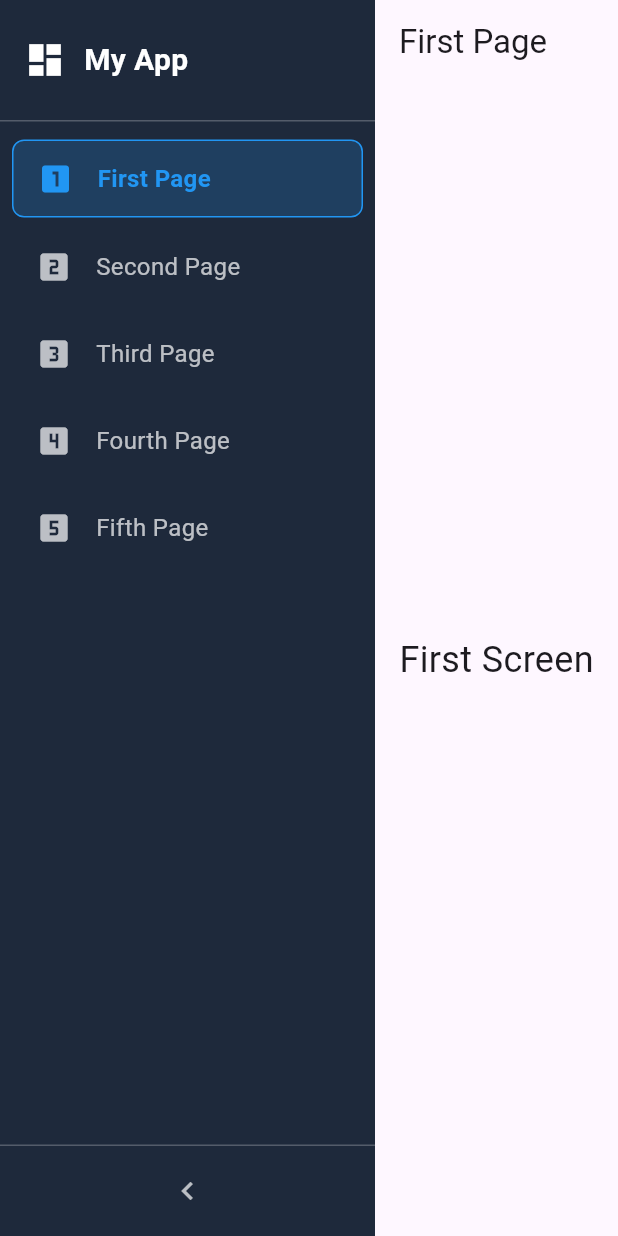
After one commit to UthSoftware/NewSalesPOS, a Flutter app: the MainNavigationPage screen opened directly, on a phone screen of 412 x 824 dp. The commit adds this screen. Run offline on Flutter 3.47's test engine with Material 3 defaults, Android fonts, the phone set to English and light mode, and no system bars; our stand-ins replace fl_chart, flutter_svg, get, google_fonts, overlay_support; network calls fail.

Commit message:
faris-21-11-2025-navbar-
faris-21-11-2025-navbar-

```diff
--- a/lib/screens/dashboard/sales_widgets/sales_custom_table.dart
+++ b/lib/screens/dashboard/sales_widgets/sales_custom_table.dart
@@ -47,7 +47,6 @@ class _CustomTableWidgetState extends State<CustomTableWidget> {
     final headerFontSize = isMobile ? 11.0 : 13.0;
     final rowFontSize = isMobile ? 10.0 : 12.0;
     final iconSize = isMobile ? 14.0 : 16.0;
-    debugPrint("table data : ${widget.data}");
 
     return Container(
       decoration: BoxDecoration(
--- /dev/null
+++ b/lib/widgets/nav.dart
@@ -0,0 +1,241 @@
+// ignore_for_file: deprecated_member_use
+
+import 'package:flutter/material.dart';
+import 'package:get/get.dart';
+
+// Step 1: Navigation Controller - Manages which page is active
+class NavigationController extends GetxController {
+  var currentIndex = 0.obs; // Observable variable for current page index
+  var isExpanded = true.obs; // Observable variable for sidebar expanded/collapsed
+
+  void changePage(int index) {
+    currentIndex.value = index;
+  }
+
+  void toggleSidebar() {
+    isExpanded.value = !isExpanded.value;
+  }
+}
+
+// Step 2: Main Navigation Page - Contains sidebar + content area
+class MainNavigationPage extends StatelessWidget {
+  MainNavigationPage({super.key});
+
+  final NavigationController navController = Get.put(NavigationController());
+
+  // List of all your pages
+  final List<Widget> pages = [
+    FirstScaffold(),
+    SecoundScaffold(),
+    ThirdScaffold(),
+    FourthScaffold(),
+    FifthScaffold(),
+  ];
+
+  @override
+  Widget build(BuildContext context) {
+    return Scaffold(
+      body: Row(
+        children: [
+          // LEFT SIDEBAR - Navigation Menu
+          Obx(
+            () => AnimatedContainer(
+              duration: Duration(milliseconds: 200),
+              width: navController.isExpanded.value ? 250 : 70,
+              color: Color(0xFF1e293b),
+              child: Column(
+                children: [
+                  // Header Section
+                  Container(
+                    height: 80,
+                    padding: EdgeInsets.all(16),
+                    child: Row(
+                      children: [
+                        Icon(Icons.dashboard, color: Colors.white, size: 28),
+                        if (navController.isExpanded.value) ...[
+                          SizedBox(width: 12),
+                          Expanded(
+                            child: Text(
+                              'My App',
+                              style: TextStyle(
+                                color: Colors.white,
+                                fontSize: 20,
+                                fontWeight: FontWeight.bold,
+                              ),
+                            ),
+                          ),
+                        ],
+                      ],
+                    ),
+                  ),
+                  Divider(color: Colors.white24, height: 1),
+
+                  // Navigation Menu Items
+                  Expanded(
+                    child: ListView(
+                      padding: EdgeInsets.symmetric(vertical: 8),
+                      children: [
+                        _buildNavItem(icon: Icons.looks_one, label: 'First Page', index: 0),
+                        _buildNavItem(icon: Icons.looks_two, label: 'Second Page', index: 1),
+                        _buildNavItem(icon: Icons.looks_3, label: 'Third Page', index: 2),
+                        _buildNavItem(icon: Icons.looks_4, label: 'Fourth Page', index: 3),
+                        _buildNavItem(icon: Icons.looks_5, label: 'Fifth Page', index: 4),
+                      ],
+                    ),
+                  ),
+
+                  // Toggle Sidebar Button
+                  Divider(color: Colors.white24, height: 1),
+                  InkWell(
+                    onTap: navController.toggleSidebar,
+                    child: SizedBox(
+                      height: 60,
+                      child: Row(
+                        mainAxisAlignment: MainAxisAlignment.center,
+                        children: [
+                          Icon(
+                            navController.isExpanded.value
+                                ? Icons.chevron_left
+                                : Icons.chevron_right,
+                            color: Colors.white70,
+                          ),
+                        ],
+                      ),
+                    ),
+                  ),
+                ],
+              ),
+            ),
+          ),
+
+          // RIGHT SIDE - Main Content Area (Your Pages)
+          Expanded(child: Obx(() => pages[navController.currentIndex.value])),
+        ],
+      ),
+    );
+  }
+
+  // Helper method to build each navigation item
+  Widget _buildNavItem({required IconData icon, required String label, required int index}) {
+    return Obx(() {
+      final isSelected = navController.currentIndex.value == index;
+      final isExpanded = navController.isExpanded.value;
+
+      return Container(
+        margin: EdgeInsets.symmetric(horizontal: 8, vertical: 4),
+        decoration: BoxDecoration(
+          color: isSelected ? Colors.blue.withOpacity(0.2) : Colors.transparent,
+          borderRadius: BorderRadius.circular(8),
+          border: isSelected ? Border.all(color: Colors.blue, width: 1) : null,
+        ),
+        child: InkWell(
+          onTap: () => navController.changePage(index),
+          borderRadius: BorderRadius.circular(8),
+          child: Container(
+            height: 50,
+            padding: EdgeInsets.symmetric(horizontal: 16),
+            child: Row(
+              children: [
+                Icon(icon, color: isSelected ? Colors.blue : Colors.white70, size: 24),
+                if (isExpanded) ...[
+                  SizedBox(width: 16),
+                  Expanded(
+                    child: Text(
+                      label,
+                      style: TextStyle(
+                        color: isSelected ? Colors.blue : Colors.white70,
+                        fontSize: 16,
+                        fontWeight: isSelected ? FontWeight.w600 : FontWeight.normal,
+                      ),
+                    ),
+                  ),
+                ],
+              ],
+            ),
+          ),
+        ),
+      );
+    });
+  }
+}
+
+// Step 3: Your Existing Scaffold Pages
+class FirstScaffold extends StatelessWidget {
+  const FirstScaffold({super.key});
+
+  @override
+  Widget build(BuildContext context) {
+    return Scaffold(
+      appBar: AppBar(title: Text("First Page")),
+      body: Center(child: Text('First Screen', style: TextStyle(fontSize: 24))),
+    );
+  }
+}
+
+class SecoundScaffold extends StatelessWidget {
+  const SecoundScaffold({super.key});
+
+  @override
+  Widget build(BuildContext context) {
+    return Scaffold(
+      appBar: AppBar(title: Text("Second Page")),
+      body: Center(child: Text('Second Screen', style: TextStyle(fontSize: 24))),
+    );
+  }
+}
+
+class ThirdScaffold extends StatelessWidget {
+  const ThirdScaffold({super.key});
+
+  @override
+  Widget build(BuildContext context) {
+    return Scaffold(
+      appBar: AppBar(title: Text("Third Page")),
+      body: Center(child: Text('Third Screen', style: TextStyle(fontSize: 24))),
+    );
+  }
+}
+
+class FourthScaffold extends StatelessWidget {
+  const FourthScaffold({super.key});
+
+  @override
+  Widget build(BuildContext context) {
+    return Scaffold(
+      appBar: AppBar(title: Text("Fourth Page")),
+      body: Center(child: Text('Fourth Screen', style: TextStyle(fontSize: 24))),
+    );
+  }
+}
+
+class FifthScaffold extends StatelessWidget {
+  const FifthScaffold({super.key});
+
+  @override
+  Widget build(BuildContext context) {
+    return Scaffold(
+      appBar: AppBar(title: Text("Fifth Page")),
+      body: Center(child: Text('Fifth Screen', style: TextStyle(fontSize: 24))),
+    );
+  }
+}
+
+// Step 4: Main App Entry Point
+void main() {
+  runApp(MyApp());
+}
+
+class MyApp extends StatelessWidget {
+  const MyApp({super.key});
+
+  @override
+  Widget build(BuildContext context) {
+    return GetMaterialApp(
+      // Must use GetMaterialApp (not MaterialApp)
+      title: 'Navigation Demo',
+      debugShowCheckedModeBanner: false,
+      theme: ThemeData(primarySwatch: Colors.blue),
+      home: MainNavigationPage(), // Set MainNavigationPage as home
+    );
+  }
+}
```
